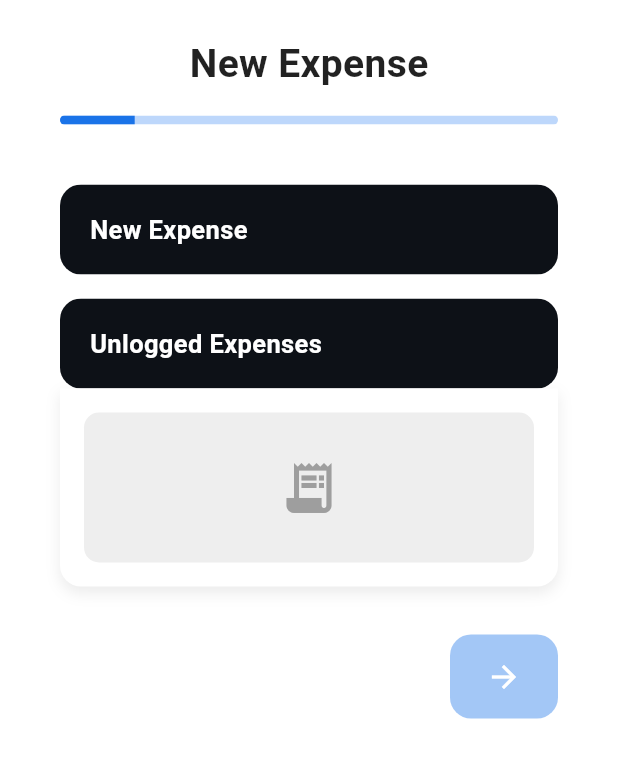
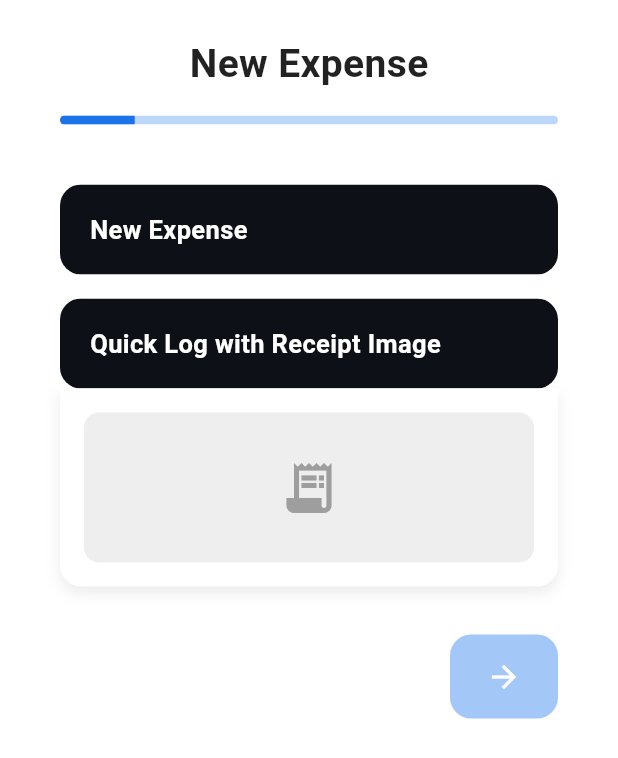
Before and after one commit to moukthika03/ez_expense_manager_version_b_cs4249, a Flutter app: the screen it shows after launch, after a tap on "Add expense", on a phone screen of 412 x 824 dp. Shown: the top 758 px of the screen. Run offline on Flutter 3.47's test engine with Material 3 defaults, Android fonts, the phone set to English and light mode, and no system bars; our stand-ins replace firebase_core, hive, hive_flutter; missing offline and left inert: dart:html, dart:js; accounts and stored records are empty; statements that could not run were skipped.

Commit message:
Minor updates in UI

```diff
--- a/lib/screens/home_screen.dart
+++ b/lib/screens/home_screen.dart
@@ -127,11 +127,13 @@ class _MobileHomeLayout extends StatelessWidget {
                 ],
               ),
               const SizedBox(height: 28),
-              Center(
-                child: ConstrainedBox(
-                  constraints: const BoxConstraints(maxWidth: 500),
-                  child: Row(
+              // ── Action buttons (mobile) ──
+              Row(
                 children: [
+                  Expanded(
+                    child: _MobileActionButton(label: 'Add income', icon: Icons.savings, onTap: () {}),
+                  ),
+                  const SizedBox(width: 14),
                   Expanded(
                     child: _MobileActionButton(
                       label: 'Add expense',
@@ -146,13 +148,7 @@ class _MobileHomeLayout extends StatelessWidget {
                       },
                     ),
                   ),
-                      const SizedBox(width: 14),
-                      Expanded(
-                        child: _MobileActionButton(label: 'Add income', icon: Icons.savings, onTap: () {}),
-                      ),
                 ],
-                  ),
-                ),
               ),
               const SizedBox(height: 28),
               const Text('Recent transactions',
@@ -210,6 +206,7 @@ class _WebHomeLayout extends StatelessWidget {
                   const Text('Hey there!',
                       style: TextStyle(fontSize: 28, fontWeight: FontWeight.bold, color: Colors.black87)),
                   const SizedBox(height: 28),
+                  // ── Summary cards ──
                   Row(
                     children: [
                       _WebSummaryCard(label: 'Today',      amount: ExpenseService.totalToday(),     icon: Icons.today,          color: const Color(0xFF1A73E8)),
@@ -222,11 +219,13 @@ class _WebHomeLayout extends StatelessWidget {
                     ],
                   ),
                   const SizedBox(height: 28),
-                  Center(
-                    child: ConstrainedBox(
-                      constraints: const BoxConstraints(maxWidth: 500),
-                      child: Row(
+                  // ── Action buttons (web): full-width, Income left / Expense right ──
+                  Row(
                     children: [
+                      Expanded(
+                        child: _WebActionButton(label: 'Add income', icon: Icons.savings, onTap: () {}),
+                      ),
+                      const SizedBox(width: 14),
                       Expanded(
                         child: _WebActionButton(
                           label: 'Add expense',
@@ -241,13 +240,7 @@ class _WebHomeLayout extends StatelessWidget {
                           },
                         ),
                       ),
-                          const SizedBox(width: 14),
-                          Expanded(
-                            child: _WebActionButton(label: 'Add income', icon: Icons.savings, onTap: () {}),
-                          ),
                     ],
-                      ),
-                    ),
                   ),
                   const SizedBox(height: 28),
                   Expanded(
@@ -364,7 +357,7 @@ class _WebSummaryCard extends StatelessWidget {
 }
 
 // ─────────────────────────────────────────────
-// Mobile action button
+// Mobile action button — smaller text/icon to prevent overflow
 // ─────────────────────────────────────────────
 class _MobileActionButton extends StatelessWidget {
   final String label;
@@ -378,14 +371,21 @@ class _MobileActionButton extends StatelessWidget {
     return GestureDetector(
       onTap: onTap,
       child: Container(
-        padding: const EdgeInsets.symmetric(vertical: 20, horizontal: 24),
+        padding: const EdgeInsets.symmetric(vertical: 16, horizontal: 12),
         decoration: BoxDecoration(color: const Color(0xFF1A73E8), borderRadius: BorderRadius.circular(16)),
         child: Row(
           mainAxisAlignment: MainAxisAlignment.center,
+          mainAxisSize: MainAxisSize.min,
           children: [
-            Icon(icon, color: Colors.white, size: 28),
-            const SizedBox(width: 12),
-            Text(label, style: const TextStyle(color: Colors.white, fontSize: 18, fontWeight: FontWeight.w600)),
+            Icon(icon, color: Colors.white, size: 20),
+            const SizedBox(width: 8),
+            Flexible(
+              child: Text(
+                label,
+                style: const TextStyle(color: Colors.white, fontSize: 14, fontWeight: FontWeight.w600),
+                overflow: TextOverflow.ellipsis,
+              ),
+            ),
           ],
         ),
       ),
@@ -509,9 +509,6 @@ class _WebTransactionCard extends StatelessWidget {
   }
 }
 
-// ─────────────────────────────────────────────
-// Helper: pick avatar colour by category
-// ─────────────────────────────────────────────
 Color _categoryColor(String category) {
   switch (category.toLowerCase()) {
     case 'food':      return const Color(0xFF00897B);
--- a/lib/screens/new_expense_screen.dart
+++ b/lib/screens/new_expense_screen.dart
@@ -52,7 +52,8 @@ class _NewExpenseScreenState extends State<NewExpenseScreen> {
                   Column(
                     children: [
                       OptionButton(
-                        label: 'Unlogged Expenses',
+                        label: 'Quick Log with Receipt Image',
+
                         isSelected: _selected == 'unlogged',
                         onTap: () {
                           AnalyticsService.logExpenseTypeSelected('unlogged', AnalyticsService.screenNewExpense);
```
Also changed, not shown: lib/screens/transaction_details_screen.dart (+45 -28 lines). Lines whose indentation alone changed are shown as unchanged.
